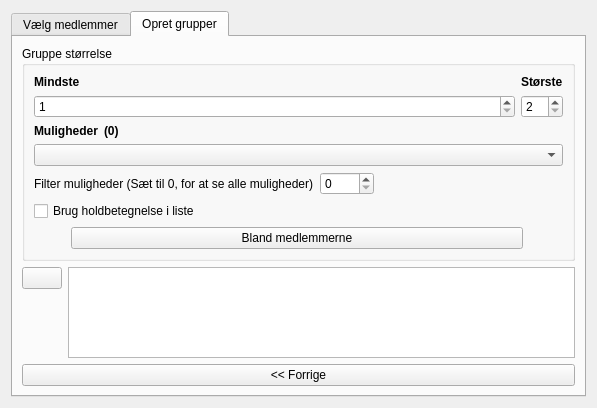
Above: tabs/groupcreator.ui from froksen/opencltoolsv2 before the change. Below: the same form after it.
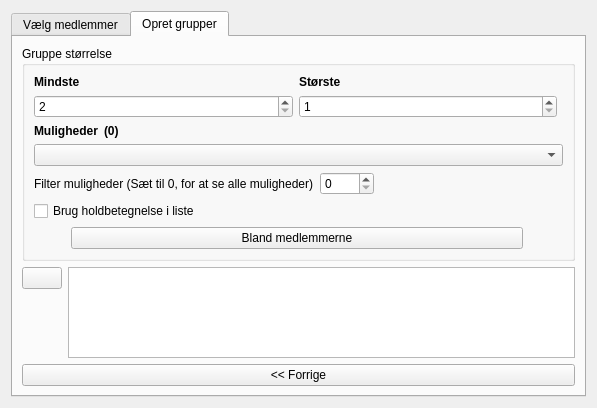
That is the form after the change. The open tabs and pages were chosen to show the change. Icons and pictures are not drawn.

Commit message: Lidt layout fiks i gruppedanneren

```diff
--- a/tabs/groupcreator.ui
+++ b/tabs/groupcreator.ui
@@ -243,43 +243,10 @@
          <layout class="QVBoxLayout" name="verticalLayout_5">
           <item>
            <layout class="QGridLayout" name="gridLayout_2">
-            <item row="0" column="2">
-             <widget class="QLabel" name="label_4">
-              <property name="font">
-               <font>
-                <weight>75</weight>
-                <bold>true</bold>
-               </font>
-              </property>
-              <property name="text">
-               <string>Største</string>
-              </property>
-             </widget>
-            </item>
-            <item row="3" column="1" colspan="2">
+            <item row="5" column="1" colspan="2">
              <widget class="QComboBox" name="groupSizeOptions"/>
             </item>
-            <item row="1" column="2">
-             <widget class="QSpinBox" name="groupSizeMax">
-              <property name="minimum">
-               <number>2</number>
-              </property>
-             </widget>
-            </item>
-            <item row="0" column="1">
-             <widget class="QLabel" name="label_3">
-              <property name="font">
-               <font>
-                <weight>75</weight>
-                <bold>true</bold>
-               </font>
-              </property>
-              <property name="text">
-               <string>Mindste</string>
-              </property>
-             </widget>
-            </item>
-            <item row="2" column="1" colspan="2">
+            <item row="4" column="1" colspan="2">
              <layout class="QGridLayout" name="gridLayout_3" columnstretch="0,1">
               <item row="0" column="0">
                <widget class="QLabel" name="label_5">
@@ -309,24 +276,7 @@
               </item>
              </layout>
             </item>
-            <item row="1" column="1">
-             <widget class="QSpinBox" name="groupSizeMin">
-              <property name="minimum">
-               <number>1</number>
-              </property>
-             </widget>
-            </item>
-            <item row="6" column="1">
-             <widget class="QCheckBox" name="useTeamNameInList">
-              <property name="text">
-               <string>Brug holdbetegnelse i liste</string>
-              </property>
-              <property name="tristate">
-               <bool>false</bool>
-              </property>
-             </widget>
-            </item>
-            <item row="5" column="1">
+            <item row="7" column="1">
              <layout class="QHBoxLayout" name="horizontalLayout_3">
               <item>
                <widget class="QLabel" name="label_7">
@@ -360,6 +310,60 @@
               </item>
              </layout>
             </item>
+            <item row="8" column="1">
+             <widget class="QCheckBox" name="useTeamNameInList">
+              <property name="text">
+               <string>Brug holdbetegnelse i liste</string>
+              </property>
+              <property name="tristate">
+               <bool>false</bool>
+              </property>
+             </widget>
+            </item>
+            <item row="2" column="1">
+             <layout class="QGridLayout" name="gridLayout_7">
+              <item row="1" column="0">
+               <widget class="QSpinBox" name="groupSizeMax">
+                <property name="minimum">
+                 <number>2</number>
+                </property>
+               </widget>
+              </item>
+              <item row="1" column="1">
+               <widget class="QSpinBox" name="groupSizeMin">
+                <property name="minimum">
+                 <number>1</number>
+                </property>
+               </widget>
+              </item>
+              <item row="0" column="1">
+               <widget class="QLabel" name="label_4">
+                <property name="font">
+                 <font>
+                  <weight>75</weight>
+                  <bold>true</bold>
+                 </font>
+                </property>
+                <property name="text">
+                 <string>Største</string>
+                </property>
+               </widget>
+              </item>
+              <item row="0" column="0">
+               <widget class="QLabel" name="label_3">
+                <property name="font">
+                 <font>
+                  <weight>75</weight>
+                  <bold>true</bold>
+                 </font>
+                </property>
+                <property name="text">
+                 <string>Mindste</string>
+                </property>
+               </widget>
+              </item>
+             </layout>
+            </item>
            </layout>
           </item>
           <item>
```
Left out of the diff: 2 changed lines with no effect on the pictures.
